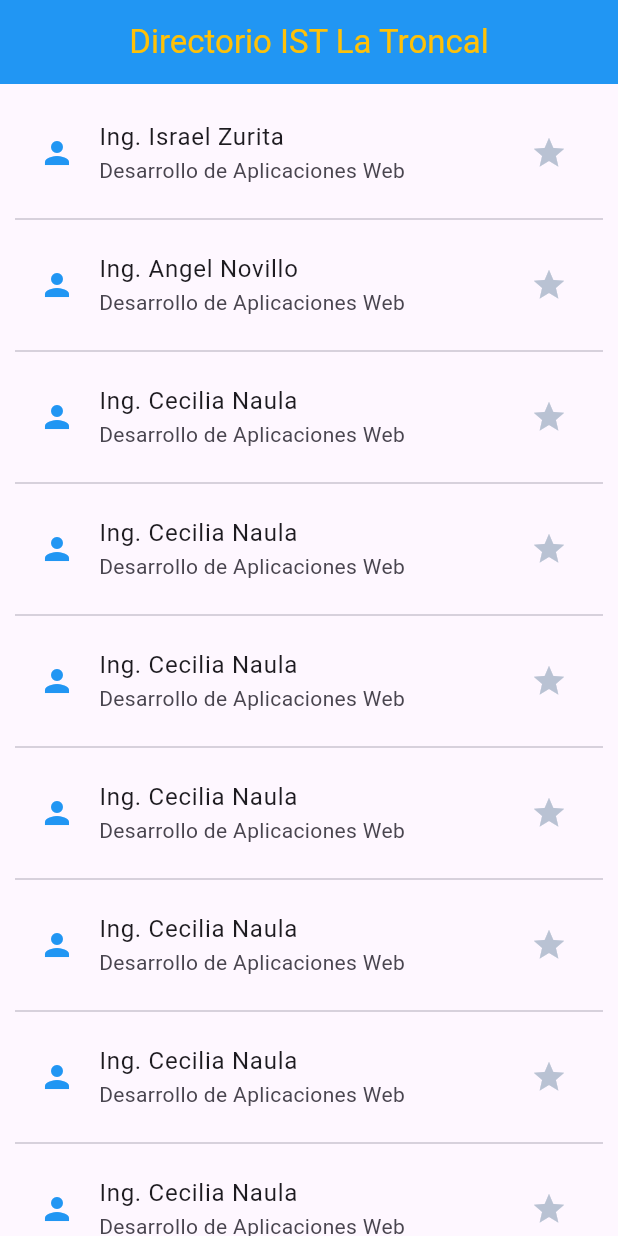
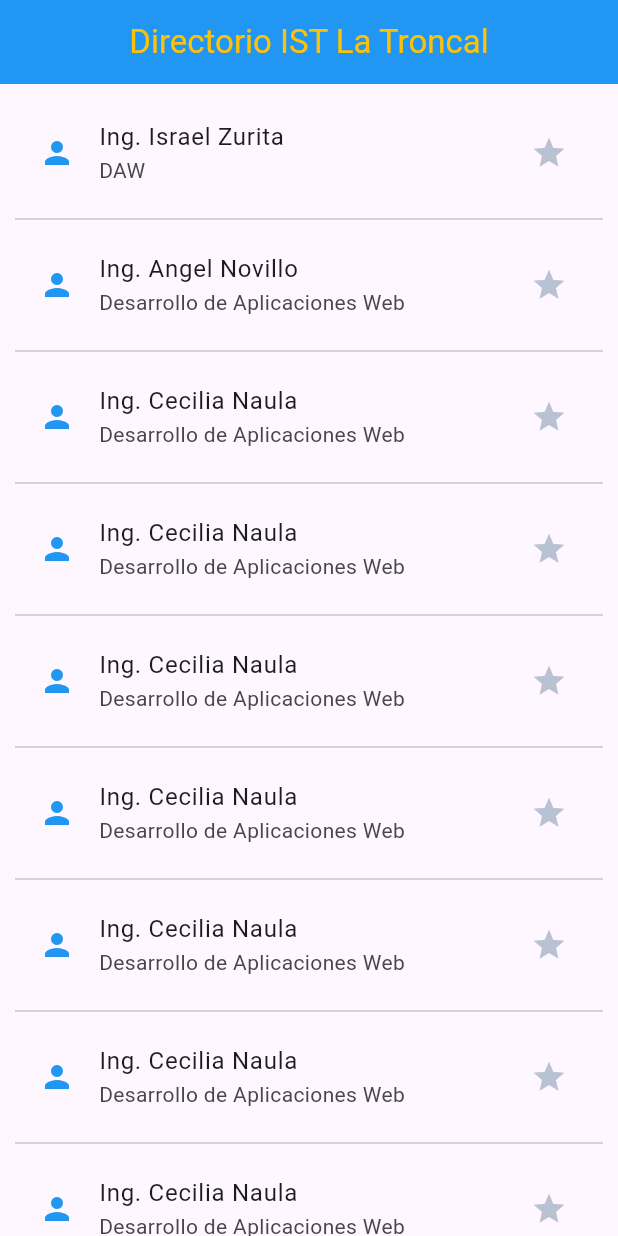
Before and after one commit to bf2012-bf/directorio_istlt, a Flutter app: the screen it shows after launch, on a phone screen of 412 x 824 dp. Run offline on Flutter 3.47's test engine with Material 3 defaults, Android fonts, the phone set to English and light mode, and no system bars.

Commit message:
cree clase docente

```diff
--- /dev/null
+++ b/lib/docente.dart
@@ -0,0 +1,17 @@
+class Docente {
+  final String nombres;
+  final String apellidos;
+  final String carrera;
+  final String nivelEstudio;
+  String cargo;
+  bool activo;
+
+  Docente({
+    required this.nombres,
+    required this.apellidos,
+    required this.carrera,
+    required this.nivelEstudio,
+    this.cargo = "por definir",
+    this.activo = true,
+    });
+}
--- a/lib/main.dart
+++ b/lib/main.dart
@@ -1,11 +1,19 @@
 import 'package:flutter/material.dart';
+import 'docente.dart';
 
 void main() {
-  runApp(const MainApp());
+  runApp(MainApp());
 }
 
 class MainApp extends StatelessWidget {
-  const MainApp({super.key});
+  MainApp({super.key});
+
+  Docente docente1 = Docente(
+    nombres: "Israel",
+    apellidos: "Zurita",
+    carrera: "DAW",
+    nivelEstudio: "Ing.",
+  );
 
   @override
   Widget build(BuildContext context) {
@@ -23,8 +31,8 @@ class MainApp extends StatelessWidget {
             ListTile(
               trailing: Icon(Icons.star, color:  Color.fromARGB(255, 185, 194, 211)),
               leading: Icon(Icons.person, color: Colors.blue),
-              title: Text("Ing. Israel Zurita"),
-              subtitle: Text("Desarrollo de Aplicaciones Web"),
+              title: Text("${docente1.nivelEstudio} ${docente1.nombres} ${docente1.apellidos}"),
+              subtitle: Text("${docente1.carrera} "),
             ),
             Divider(),
             ListTile(
```
